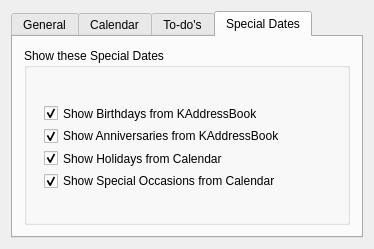
Old version of the form kontact/plugins/planner/plannerconfig_base.ui in the repository chusopr/kdepim-ktimetracker-akonadi.
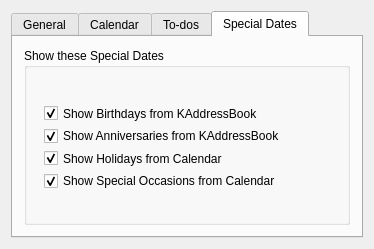
New version of the form. Custom widgets are drawn as their Qt base class.

Patch:
```diff
--- a/kontact/plugins/planner/plannerconfig_base.ui
+++ b/kontact/plugins/planner/plannerconfig_base.ui
@@ -199,7 +199,7 @@
      </widget>
      <widget class="QWidget" name="TodoTab" >
       <attribute name="title" >
-       <string>To-do's</string>
+       <string>To-dos</string>
       </attribute>
       <layout class="QVBoxLayout" name="verticalLayout" >
        <item>
```
